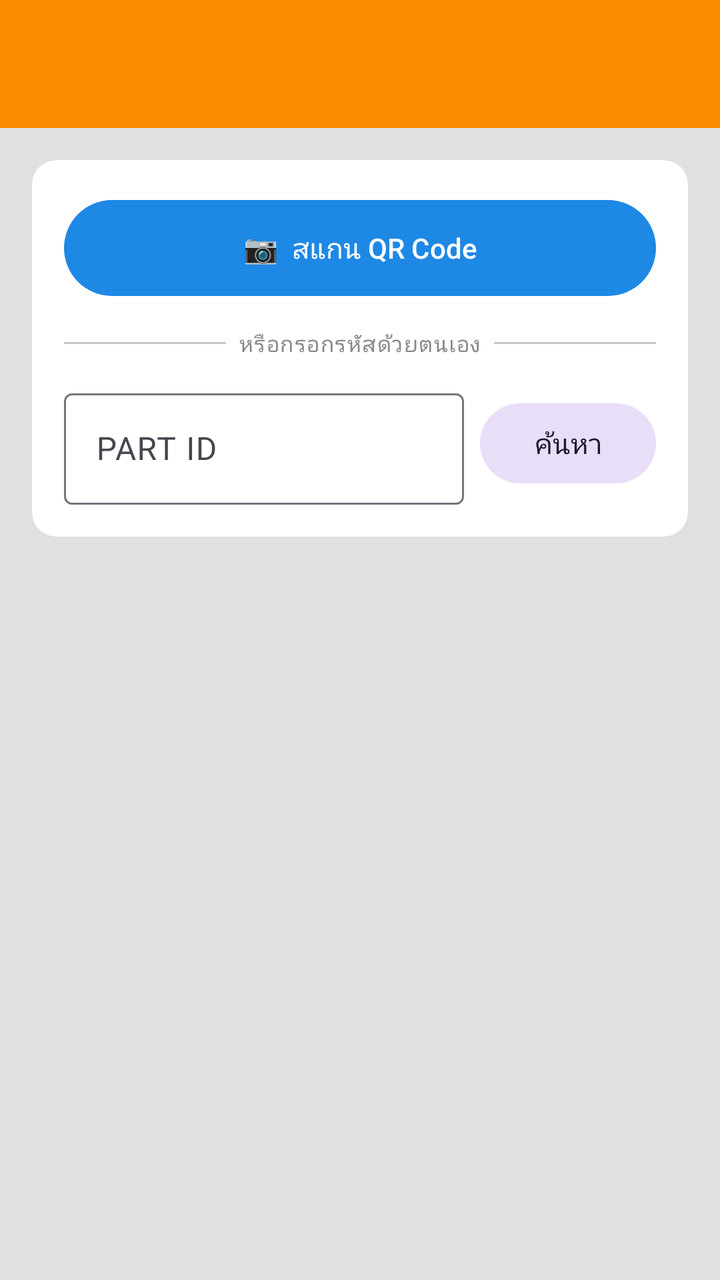
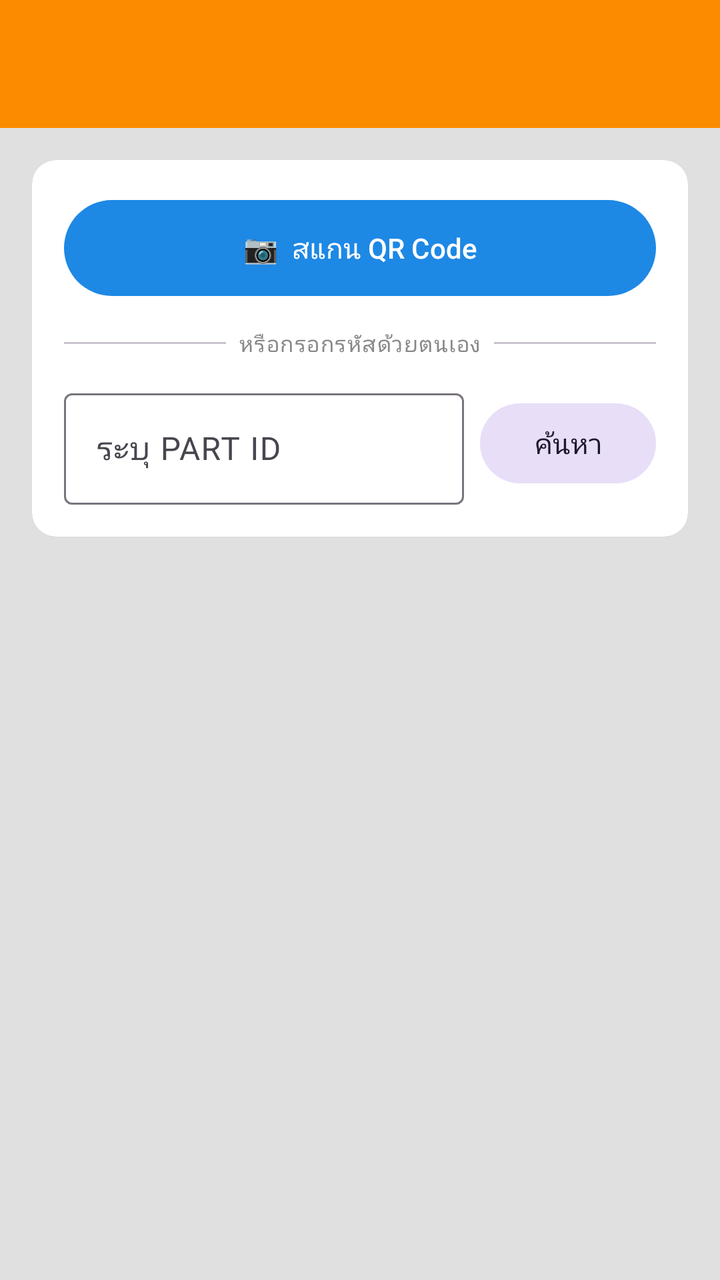

Compare the two renders of this Android layout. The source of the first and the diff that turns it into the second are given below.
<!-- AndroidManifest.xml: application theme Theme.MT01 -->
<!-- res/layout/activity_issue.xml -->
<?xml version="1.0" encoding="utf-8"?>
<androidx.coordinatorlayout.widget.CoordinatorLayout
    xmlns:android="http://schemas.android.com/apk/res/android"
    xmlns:app="http://schemas.android.com/apk/res-auto"
    android:layout_width="match_parent"
    android:layout_height="match_parent"
    android:background="?attr/colorPageBackground">

    <com.google.android.material.appbar.AppBarLayout
        android:layout_width="match_parent"
        android:layout_height="wrap_content">

        <androidx.appcompat.widget.Toolbar
            android:id="@+id/toolbar"
            android:layout_width="match_parent"
            android:layout_height="?attr/actionBarSize"
            android:background="?attr/colorTxnOut"
            app:titleTextColor="?attr/colorOnPrimary" />

    </com.google.android.material.appbar.AppBarLayout>

    <androidx.core.widget.NestedScrollView
        android:layout_width="match_parent"
        android:layout_height="match_parent"
        app:layout_behavior="@string/appbar_scrolling_view_behavior"
        android:padding="16dp"
        android:clipToPadding="false">

        <LinearLayout
            android:layout_width="match_parent"
            android:layout_height="wrap_content"
            android:orientation="vertical">

            
            <com.google.android.material.card.MaterialCardView
                style="?attr/materialCardViewElevatedStyle"
                android:layout_width="match_parent"
                android:layout_height="wrap_content"
                android:layout_marginBottom="12dp"
                app:cardBackgroundColor="?attr/colorCardBackground">

                <LinearLayout
                    android:layout_width="match_parent"
                    android:layout_height="wrap_content"
                    android:orientation="vertical"
                    android:padding="16dp">

                    <com.google.android.material.button.MaterialButton
                        android:id="@+id/btn_open_scanner"
                        style="@style/Widget.Material3.Button"
                        android:layout_width="match_parent"
                        android:layout_height="56dp"
                        android:text="📷  สแกน QR Code"
                        app:backgroundTint="?attr/colorPrimary" />

                    <LinearLayout
                        android:layout_width="match_parent"
                        android:layout_height="wrap_content"
                        android:orientation="horizontal"
                        android:gravity="center_vertical"
                        android:layout_marginVertical="12dp">

                        <com.google.android.material.divider.MaterialDivider
                            android:layout_width="0dp"
                            android:layout_height="wrap_content"
                            android:layout_weight="1" />

                        <TextView
                            android:layout_width="wrap_content"
                            android:layout_height="wrap_content"
                            android:text="  หรือกรอกรหัสด้วยตนเอง  "
                            android:textAppearance="?attr/textAppearanceLabelSmall"
                            android:textColor="?attr/colorTextSecondary" />

                        <com.google.android.material.divider.MaterialDivider
                            android:layout_width="0dp"
                            android:layout_height="wrap_content"
                            android:layout_weight="1" />

                    </LinearLayout>

                    <LinearLayout
                        android:layout_width="match_parent"
                        android:layout_height="wrap_content"
                        android:orientation="horizontal">

                        <com.google.android.material.textfield.TextInputLayout
                            android:layout_width="0dp"
                            android:layout_height="wrap_content"
                            android:layout_weight="1"
                            android:layout_marginEnd="8dp"
                            style="@style/Widget.Material3.TextInputLayout.OutlinedBox"
                            android:hint="PART ID">

                            <com.google.android.material.textfield.TextInputEditText
                                android:id="@+id/et_manual_input"
                                android:layout_width="match_parent"
                                android:layout_height="wrap_content"
                                android:inputType="number"
                                android:imeOptions="actionSearch"
                                android:singleLine="true" />

                        </com.google.android.material.textfield.TextInputLayout>

                        <com.google.android.material.button.MaterialButton
                            android:id="@+id/btn_manual_search"
                            style="@style/Widget.Material3.Button.TonalButton"
                            android:layout_width="wrap_content"
                            android:layout_height="wrap_content"
                            android:layout_gravity="center_vertical"
                            android:text="ค้นหา" />

                    </LinearLayout>

                </LinearLayout>
            </com.google.android.material.card.MaterialCardView>

            
            <LinearLayout
                android:id="@+id/layout_part_info"
                android:layout_width="match_parent"
                android:layout_height="wrap_content"
                android:orientation="vertical"
                android:visibility="gone">

                <com.google.android.material.card.MaterialCardView
                    style="?attr/materialCardViewElevatedStyle"
                    android:layout_width="match_parent"
                    android:layout_height="wrap_content"
                    android:layout_marginBottom="12dp"
                    app:cardBackgroundColor="?attr/colorCardBackground">

                    <LinearLayout
                        android:layout_width="match_parent"
                        android:layout_height="wrap_content"
                        android:orientation="vertical"
                        android:padding="16dp">

                        <TextView
                            android:id="@+id/tv_part_id"
                            android:layout_width="match_parent"
                            android:layout_height="wrap_content"
                            android:textAppearance="?attr/textAppearanceLabelSmall"
                            android:textColor="?attr/colorTextSecondary" />

                        <TextView
                            android:id="@+id/tv_part_name"
                            android:layout_width="match_parent"
                            android:layout_height="wrap_content"
                            android:textAppearance="?attr/textAppearanceTitleLarge"
                            android:textColor="?attr/colorTextPrimary" />

                        <TextView
                            android:id="@+id/tv_part_code"
                            android:layout_width="match_parent"
                            android:layout_height="wrap_content"
                            android:textAppearance="?attr/textAppearanceBodyMedium"
                            android:textColor="?attr/colorTextSecondary"
                            android:layout_marginTop="2dp" />

                        <LinearLayout
                            android:layout_width="match_parent"
                            android:layout_height="wrap_content"
                            android:orientation="horizontal"
                            android:layout_marginTop="12dp">

                            <LinearLayout
                                android:layout_width="0dp"
                                android:layout_height="wrap_content"
                                android:layout_weight="1"
                                android:orientation="vertical">

                                <TextView
                                    android:layout_width="wrap_content"
                                    android:layout_height="wrap_content"
                                    android:text="ตำแหน่ง"
                                    android:textAppearance="?attr/textAppearanceLabelSmall"
                                    android:textColor="?attr/colorTextSecondary" />

                                <TextView
                                    android:id="@+id/tv_loc_id"
                                    android:layout_width="wrap_content"
                                    android:layout_height="wrap_content"
                                    android:textAppearance="?attr/textAppearanceTitleLarge"
                                    android:textColor="?attr/colorPrimary" />

                            </LinearLayout>

                            <LinearLayout
                                android:layout_width="0dp"
                                android:layout_height="wrap_content"
                                android:layout_weight="1"
                                android:orientation="vertical"
                                android:gravity="end">

                                <TextView
                                    android:layout_width="wrap_content"
                                    android:layout_height="wrap_content"
                                    android:text="คงเหลือ"
                                    android:textAppearance="?attr/textAppearanceLabelSmall"
                                    android:textColor="?attr/colorTextSecondary" />

                                <LinearLayout
                                    android:layout_width="wrap_content"
                                    android:layout_height="wrap_content"
                                    android:orientation="horizontal"
                                    android:gravity="center_vertical">

                                    <TextView
                                        android:id="@+id/tv_current_qty"
                                        android:layout_width="wrap_content"
                                        android:layout_height="wrap_content"
                                        android:textAppearance="?attr/textAppearanceHeadlineMedium"
                                        android:textColor="?attr/colorTextPrimary" />

                                    <TextView
                                        android:id="@+id/tv_unit"
                                        android:layout_width="wrap_content"
                                        android:layout_height="wrap_content"
                                        android:textAppearance="?attr/textAppearanceBodySmall"
                                        android:textColor="?attr/colorTextSecondary"
                                        android:layout_marginStart="4dp" />

                                </LinearLayout>

                            </LinearLayout>

                        </LinearLayout>

                    </LinearLayout>
                </com.google.android.material.card.MaterialCardView>

                
                <com.google.android.material.card.MaterialCardView
                    style="?attr/materialCardViewElevatedStyle"
                    android:layout_width="match_parent"
                    android:layout_height="wrap_content"
                    android:layout_marginBottom="12dp"
                    app:cardBackgroundColor="?attr/colorCardBackground">

                    <LinearLayout
                        android:layout_width="match_parent"
                        android:layout_height="wrap_content"
                        android:orientation="vertical"
                        android:padding="16dp">

                        
                        <include
                            android:id="@+id/qty_selector"
                            layout="@layout/layout_qty_selector"
                            android:layout_width="match_parent"
                            android:layout_height="wrap_content"
                            android:layout_marginBottom="16dp" />

                        <TextView
                            android:id="@+id/tv_txn_date"
                            android:layout_width="match_parent"
                            android:layout_height="wrap_content"
                            android:padding="12dp"
                            android:background="@drawable/option_button_background"
                            android:text="วันที่เบิก"
                            android:drawableEnd="@android:drawable/ic_menu_my_calendar"
                            android:textColor="?attr/colorTextPrimary" />

                        <com.google.android.material.textfield.TextInputLayout
                            android:layout_width="match_parent"
                            android:layout_height="wrap_content"
                            android:layout_marginTop="12dp"
                            style="@style/Widget.Material3.TextInputLayout.OutlinedBox"
                            android:hint="หมายเหตุ">

                            <com.google.android.material.textfield.TextInputEditText
                                android:id="@+id/et_remark"
                                android:layout_width="match_parent"
                                android:layout_height="wrap_content"
                                android:inputType="text"
                                android:maxLines="2" />

                        </com.google.android.material.textfield.TextInputLayout>

                    </LinearLayout>
                </com.google.android.material.card.MaterialCardView>

                
                <com.google.android.material.button.MaterialButton
                    android:id="@+id/btn_confirm"
                    style="@style/Widget.Material3.Button"
                    android:layout_width="match_parent"
                    android:layout_height="wrap_content"
                    android:text="ยืนยันการเบิก"
                    android:paddingVertical="12dp"
                    android:enabled="false"
                    app:backgroundTint="?attr/colorTxnOut" />

            </LinearLayout>

        </LinearLayout>
    </androidx.core.widget.NestedScrollView>

</androidx.coordinatorlayout.widget.CoordinatorLayout>
<!-- res/layout/layout_qty_selector.xml (included above) -->
<?xml version="1.0" encoding="utf-8"?>
<LinearLayout xmlns:android="http://schemas.android.com/apk/res/android"
    xmlns:app="http://schemas.android.com/apk/res-auto"
    android:layout_width="match_parent"
    android:layout_height="wrap_content"
    android:orientation="vertical">

    <TextView
        android:id="@+id/tv_qty_label"
        android:layout_width="match_parent"
        android:layout_height="wrap_content"
        android:text="ระบุจำนวน *"
        android:textAppearance="?attr/textAppearanceLabelMedium"
        android:textColor="?attr/colorTextSecondary"
        android:layout_marginBottom="8dp" />

    
    <LinearLayout
        android:layout_width="match_parent"
        android:layout_height="wrap_content"
        android:orientation="horizontal"
        android:gravity="center_vertical">

        <com.google.android.material.button.MaterialButton
            android:id="@+id/btn_qty_minus"
            style="@style/Widget.Material3.Button.TonalButton"
            android:layout_width="60dp"
            android:layout_height="60dp"
            android:insetLeft="0dp"
            android:insetTop="0dp"
            android:insetRight="0dp"
            android:insetBottom="0dp"
            app:icon="@android:drawable/ic_menu_revert"
            app:iconGravity="textStart"
            app:iconPadding="0dp"
            android:tooltipText="ลดจำนวน" />

        <com.google.android.material.textfield.TextInputLayout
            android:layout_width="0dp"
            android:layout_height="wrap_content"
            android:layout_weight="1"
            android:layout_marginHorizontal="8dp"
            style="@style/Widget.Material3.TextInputLayout.OutlinedBox">

            <com.google.android.material.textfield.TextInputEditText
                android:id="@+id/et_qty"
                android:layout_width="match_parent"
                android:layout_height="wrap_content"
                android:inputType="numberDecimal"
                android:gravity="center"
                android:textSize="20sp"
                android:textStyle="bold"
                android:text="1" />
        </com.google.android.material.textfield.TextInputLayout>

        <com.google.android.material.button.MaterialButton
            android:id="@+id/btn_qty_plus"
            style="@style/Widget.Material3.Button.TonalButton"
            android:layout_width="60dp"
            android:layout_height="60dp"
            android:insetLeft="0dp"
            android:insetTop="0dp"
            android:insetRight="0dp"
            android:insetBottom="0dp"
            app:icon="@android:drawable/ic_input_add"
            app:iconGravity="textStart"
            app:iconPadding="0dp"
            android:tooltipText="เพิ่มจำนวน" />

    </LinearLayout>

    
    <LinearLayout
        android:layout_width="match_parent"
        android:layout_height="wrap_content"
        android:orientation="horizontal"
        android:layout_marginTop="12dp"
        android:gravity="center">

        <com.google.android.material.button.MaterialButton
            android:id="@+id/btn_shortcut_1"
            style="@style/Widget.Material3.Button.TextButton"
            android:layout_width="wrap_content"
            android:layout_height="wrap_content"
            android:text="+1"
            android:layout_marginEnd="8dp" />

        <com.google.android.material.button.MaterialButton
            android:id="@+id/btn_shortcut_5"
            style="@style/Widget.Material3.Button.TextButton"
            android:layout_width="wrap_content"
            android:layout_height="wrap_content"
            android:text="+5"
            android:layout_marginEnd="8dp" />

        <com.google.android.material.button.MaterialButton
            android:id="@+id/btn_shortcut_10"
            style="@style/Widget.Material3.Button.TextButton"
            android:layout_width="wrap_content"
            android:layout_height="wrap_content"
            android:text="+10" />

    </LinearLayout>

</LinearLayout>
<!-- resources referenced by this layout -->
<resources>
  <!-- drawable option_button_background (drawable) -->
  <?xml version="1.0" encoding="utf-8"?>
  <selector xmlns:android="http://schemas.android.com/apk/res/android">
      
      <item android:state_activated="true">
          <shape android:shape="rectangle">
              <solid android:color="?attr/colorPrimaryContainer" />
              <corners android:radius="8dp" />
              <stroke android:width="1dp" android:color="?attr/colorPrimary" />
          </shape>
      </item>
      
      <item>
          <shape android:shape="rectangle">
              <solid android:color="?attr/colorCardBackground" />
              <corners android:radius="8dp" />
              <stroke android:width="1dp" android:color="?attr/colorOutline" />
          </shape>
      </item>
  </selector>
  <style name="Theme.MT01" parent="Theme.Material3.DayNight.NoActionBar">
          
          <item name="colorPrimary">@color/blue_500</item>
          <item name="colorOnPrimary">@color/white</item>
          <item name="colorPrimaryContainer">@color/blue_light</item>
          <item name="colorOnPrimaryContainer">@color/blue_700</item>
  
          
          <item name="colorSecondary">@color/teal_700</item>
          <item name="colorOnSecondary">@color/white</item>
  
          
          <item name="android:statusBarColor">?attr/colorPrimary</item>
          <item name="android:windowLightStatusBar">false</item>
          <item name="android:colorBackground">@color/floral_white</item>
  
          
          <item name="colorPageBackground">@color/neutral_background</item>
          <item name="colorCardBackground">@color/white</item>
          <item name="colorTextPrimary">@color/black</item>
          <item name="colorTextSecondary">@color/grey_text</item>
  
          <item name="colorStatusLow">@color/orange_600</item>
          <item name="colorStatusOut">@color/red_disabled</item>
  
          <item name="colorTxnIn">@color/green_700</item>
          <item name="colorTxnOut">@color/orange_600</item>
          <item name="colorTxnReturn">@color/blue_dark</item>
  
          
          <item name="textAppearanceHeadlineLarge">@style/TextAppearance.Material3.HeadlineLarge</item>
          <item name="textAppearanceBodyLarge">@style/TextAppearance.Material3.BodyLarge</item>
      </style>
  <color name="blue_500">#1E88E5</color>
  <color name="white">#FFFFFFFF</color>
  <color name="blue_light">#6AB7FF</color>
  <color name="blue_700">#005CB1</color>
  <color name="teal_700">#FF018786</color>
  <color name="floral_white">#FFFAF0</color>
  <color name="neutral_background">#E0E0E0</color>
  <color name="black">#FF000000</color>
  <color name="grey_text">#888888</color>
  <color name="orange_600">#FB8C00</color>
  <color name="red_disabled">#FF0000</color>
  <color name="green_700">#1B5E20</color>
  <color name="blue_dark">#005CB1</color>
</resources>

<!-- the commit's change to res/layout/activity_issue.xml (unified diff, before → after) -->
@@ -90,7 +90,7 @@
                             android:layout_weight="1"
                             android:layout_marginEnd="8dp"
                             style="@style/Widget.Material3.TextInputLayout.OutlinedBox"
-                            android:hint="PART ID">
+                            android:hint="ระบุ PART ID">
 
                             <com.google.android.material.textfield.TextInputEditText
                                 android:id="@+id/et_manual_input"
